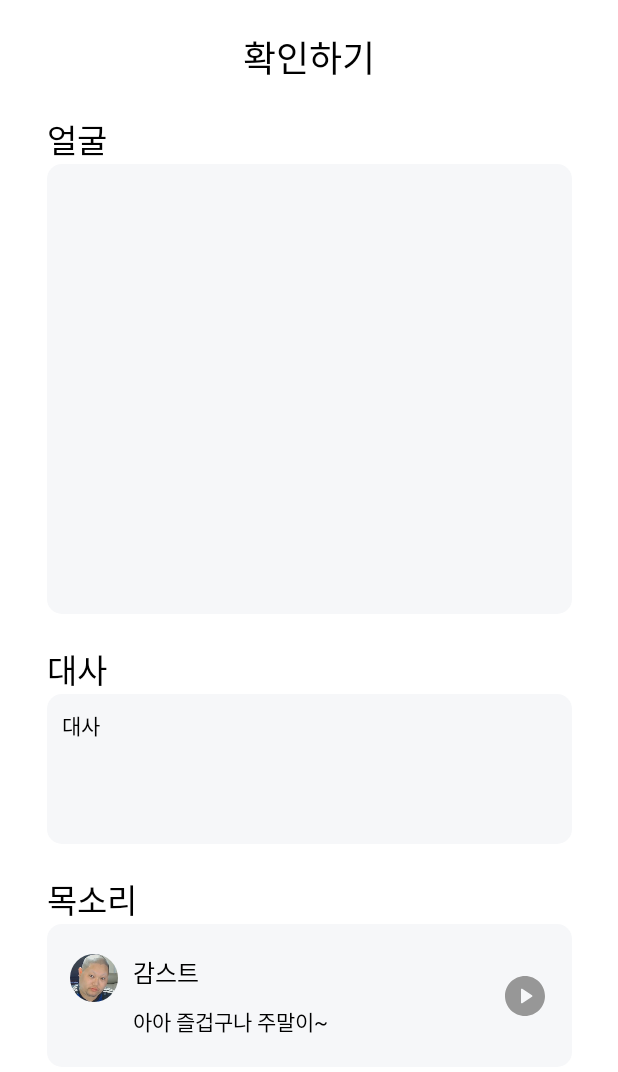
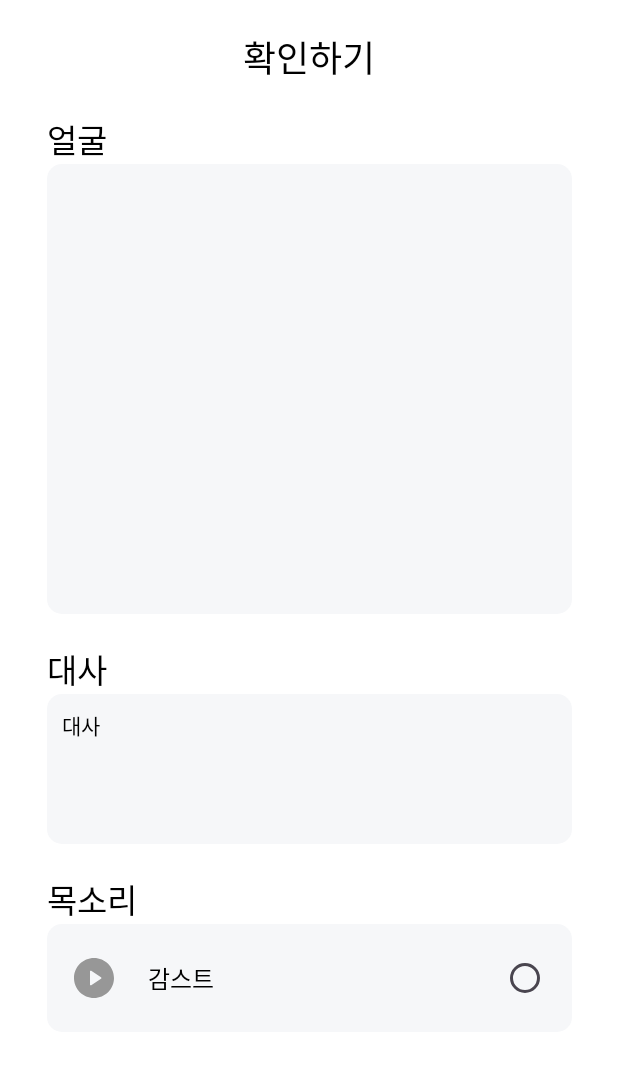
Before and after one commit to tukcomCD2024/SnowBall, an Android app: the PreviewDetailFragment screen opened through its navigation route, on a phone screen of 412 x 824 dp. Shown: the top 1072 px of the screen. Run offline under Robolectric (Android 15) with nearby library versions, the phone set to English and light mode, and no system bars; our stand-ins replace data binding.

Commit message:
[#25] 목소리 선택 아이템 UI 변경

```diff
--- a/Android/app/src/main/res/layout/item_choose_voice.xml
+++ b/Android/app/src/main/res/layout/item_choose_voice.xml
@@ -16,13 +16,14 @@
         android:background="@drawable/corner_radius_10"
         android:backgroundTint="@color/subBtn">
 
-        <de.hdodenhof.circleimageview.CircleImageView
-            android:id="@+id/profileImg"
-            android:layout_width="32dp"
-            android:layout_height="32dp"
-            android:src="@drawable/gamst"
+        <androidx.appcompat.widget.AppCompatImageView
+            android:id="@+id/playImg"
+            android:layout_width="wrap_content"
+            android:layout_height="wrap_content"
+            android:src="@drawable/ic_play_circle_32"
             app:layout_constraintStart_toStartOf="parent"
-            app:layout_constraintTop_toTopOf="parent" />
+            app:layout_constraintTop_toTopOf="parent"
+            app:layout_constraintBottom_toBottomOf="parent" />
 
         <androidx.appcompat.widget.AppCompatTextView
             android:id="@+id/nameText"
@@ -30,30 +31,20 @@
             android:layout_height="wrap_content"
             android:textAppearance="@style/TextAppearance.App.body1"
             android:text="감스트"
-            android:layout_marginStart="10dp"
-            android:layout_marginBottom="10dp"
-            app:layout_constraintStart_toEndOf="@id/profileImg"
-            app:layout_constraintTop_toTopOf="@id/profileImg"
-            app:layout_constraintBottom_toTopOf="@id/voiceText" />
+            android:layout_marginStart="20dp"
+            app:layout_constraintStart_toEndOf="@id/playImg"
+            app:layout_constraintTop_toTopOf="parent"
+            app:layout_constraintBottom_toBottomOf="parent"/>
 
-        <androidx.appcompat.widget.AppCompatTextView
-            android:id="@+id/voiceText"
-            android:layout_width="wrap_content"
-            android:layout_height="wrap_content"
-            android:textAppearance="@style/TextAppearance.App.body2"
-            android:text="아아 즐겁구나 주말이~"
-            app:layout_constraintStart_toStartOf="@id/nameText"
-            app:layout_constraintTop_toBottomOf="@id/nameText"
-            app:layout_constraintBottom_toBottomOf="parent" />
-
-        <androidx.appcompat.widget.AppCompatImageView
-            android:id="@+id/playImg"
-            android:layout_width="wrap_content"
-            android:layout_height="wrap_content"
-            android:src="@drawable/ic_play_circle_32"
+        <androidx.appcompat.widget.AppCompatRadioButton
+            android:id="@+id/itemRadioBtn"
+            android:layout_width="32dp"
+            android:layout_height="32dp"
             app:layout_constraintEnd_toEndOf="parent"
             app:layout_constraintTop_toTopOf="parent"
-            app:layout_constraintBottom_toBottomOf="parent" />
+            app:layout_constraintBottom_toBottomOf="parent"/>
+
+
 
     </androidx.constraintlayout.widget.ConstraintLayout>
 </layout>
```
Also changed, not shown: Android/app/src/main/res/drawable/ic_pause_circle_fill_32.xml (added, +13 -0 lines).
